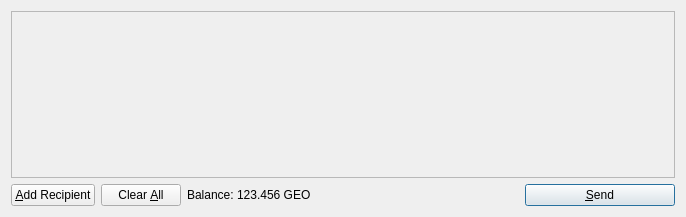
Qt form src/qt/forms/sendcoinsdialog.ui (bbcashcoin/bbcashcoin) before a commit.
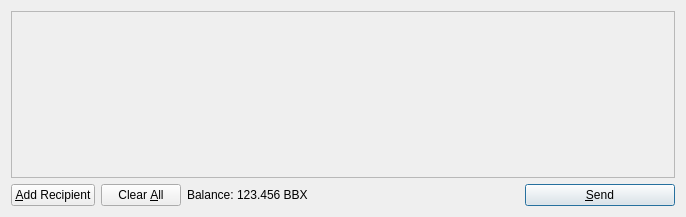
The same form after that commit. Icons and pictures are not drawn.

```diff
--- a/src/qt/forms/sendcoinsdialog.ui
+++ b/src/qt/forms/sendcoinsdialog.ui
@@ -119,7 +119,7 @@
           <cursorShape>IBeamCursor</cursorShape>
          </property>
          <property name="text">
-          <string>123.456 GEO</string>
+          <string>123.456 BBX</string>
          </property>
          <property name="textInteractionFlags">
           <set>Qt::LinksAccessibleByMouse|Qt::TextSelectableByKeyboard|Qt::TextSelectableByMouse</set>
```
